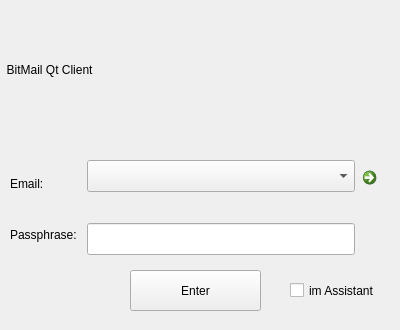
This is qt/logindialog.ui in bitbaba/bitmail as Qt 5 draws it before an edit. The edited form follows.
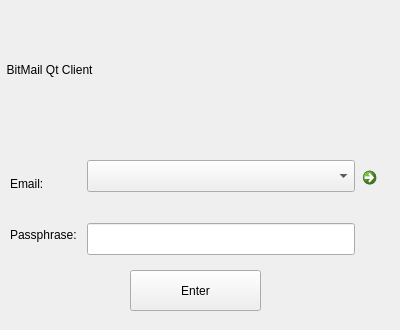
This is the edited form.

What changed in the file:
```diff
--- a/qt/logindialog.ui
+++ b/qt/logindialog.ui
@@ -241,19 +241,6 @@
     <string>Enter</string>
    </property>
   </widget>
-  <widget class="QCheckBox" name="cbAssistant">
-   <property name="geometry">
-    <rect>
-     <x>290</x>
-     <y>270</y>
-     <width>101</width>
-     <height>41</height>
-    </rect>
-   </property>
-   <property name="text">
-    <string>im Assistant</string>
-   </property>
-  </widget>
  </widget>
  <tabstops>
   <tabstop>cbEmail</tabstop>
```
